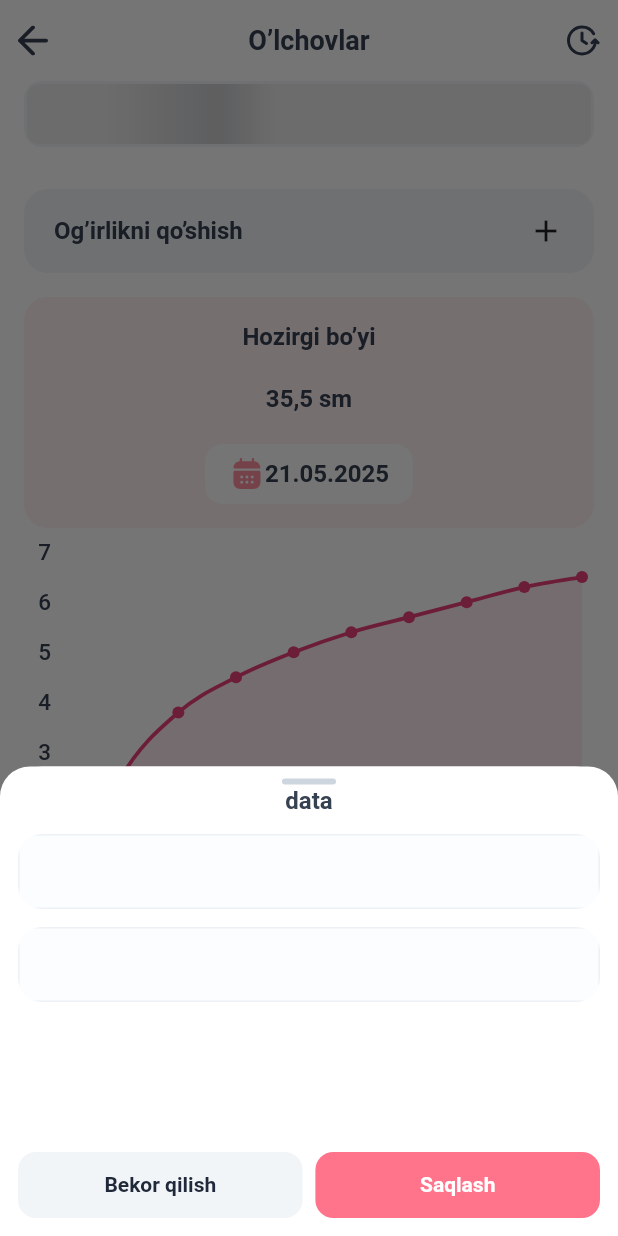
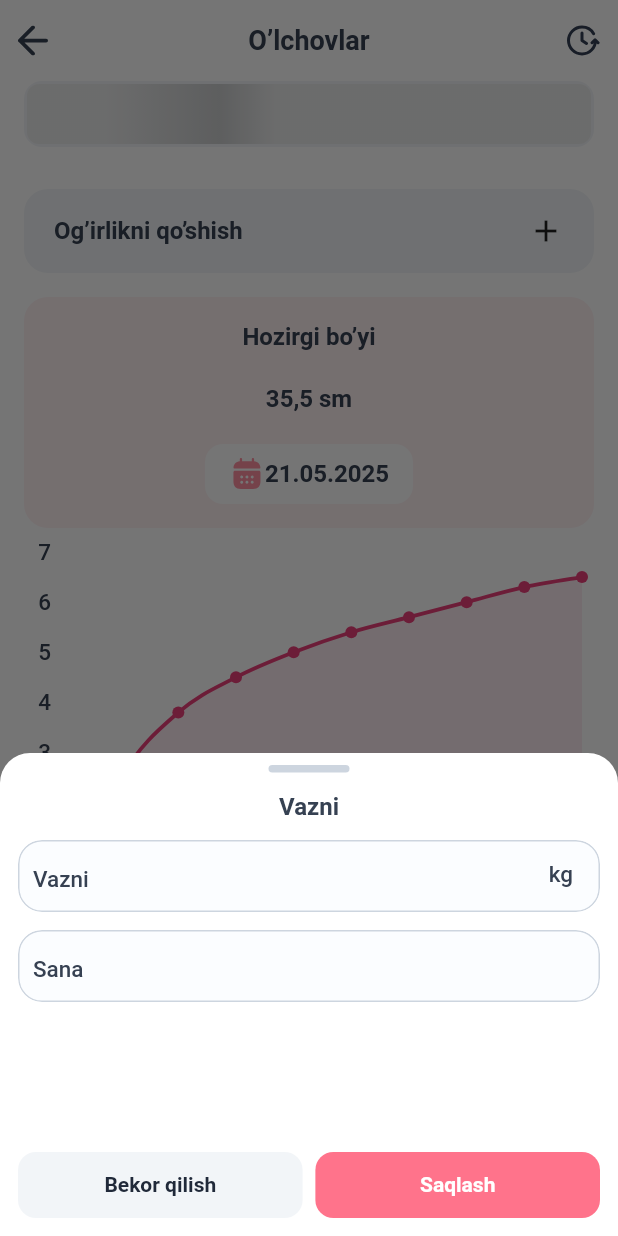
Before and after one commit to Zafarbek708k/mom_plus, a Flutter app: the screen it shows after launch, after a tap on the "add" icon, on a phone screen of 412 x 824 dp. Run offline on Flutter 3.47's test engine with Material 3 defaults, Android fonts, the phone set to English and light mode, and no system bars; drawn by our look-alikes of fl_chart; our stand-ins replace bloc, dio, equatable, flutter_bloc, flutter_svg, formz and 4 more; network calls fail.

Commit message:
configure data

```diff
--- a/lib/feature/common/presentation/widgets/w_bottom_sheet.dart
+++ b/lib/feature/common/presentation/widgets/w_bottom_sheet.dart
@@ -40,8 +40,8 @@ class WBottomSheet extends StatelessWidget {
               alignment: Alignment.center,
               decoration: BoxDecoration(color: topLineColor, borderRadius: BorderRadius.circular(20)),
               margin: const EdgeInsets.only(top: 8),
-              height: 4,
-              width: 36,
+              height: 5,
+              width: 54,
             ),
           ...children,
         ],
--- a/lib/feature/common/presentation/widgets/w_textfield.dart
+++ b/lib/feature/common/presentation/widgets/w_textfield.dart
@@ -1,7 +1,10 @@
 import 'package:flutter/material.dart';
 import 'package:flutter/services.dart';
+import 'package:flutter_svg/svg.dart';
+import 'package:mom_plus/core/constants/app_icons.dart';
 import 'package:mom_plus/core/theme/app_colors.dart';
 import 'package:mom_plus/core/utils/extension/context_extension.dart';
+import 'package:mom_plus/feature/common/presentation/widgets/animated_button.dart';
 
 class WTextField extends StatefulWidget {
   final bool? hasSearch;
@@ -22,8 +25,6 @@ class WTextField extends StatefulWidget {
   final TextStyle? labelTextStyle;
   final TextStyle? prefixStyle;
   final String prefixText;
-  final String suffixText; // Added for right side text
-  final TextStyle? suffixTextStyle; // Added for right side text style
   final bool? hideCounterText;
   final Widget? prefix;
   final EdgeInsets? prefixPadding;
@@ -101,10 +102,8 @@ class WTextField extends StatefulWidget {
     this.textStyle,
     this.hintText,
     this.hintTextStyle,
-    this.contentPadding = const EdgeInsets.symmetric(horizontal: 16, vertical: 16),
+    this.contentPadding = const EdgeInsets.only(top: 20, left: 16, bottom: 0),
     this.prefixText = '',
-    this.suffixText = '', // Added
-    this.suffixTextStyle, // Added
     this.prefix,
     this.prefixPadding = const EdgeInsets.all(2),
     this.suffix,
@@ -150,40 +149,39 @@ class WTextField extends StatefulWidget {
   State<WTextField> createState() => _WTextFieldState();
 }
 
-class _WTextFieldState extends State<WTextField> {
+class _WTextFieldState extends State<WTextField> with SingleTickerProviderStateMixin {
   late FocusNode focusNode;
   bool focused = false;
   bool hasText = false;
   bool isObscure = false;
+  bool showStroke = false;
+  late AnimationController animationController;
 
   @override
   void initState() {
+    animationController = AnimationController(vsync: this, duration: const Duration(milliseconds: 200));
     super.initState();
     if (widget.isObscure != null) {
       isObscure = widget.isObscure!;
     }
-    focusNode = widget.focusNode ?? FocusNode();
+    focusNode = FocusNode();
 
     focusNode.addListener(
       () => setState(() {
-        focused = focusNode.hasFocus;
+        focused = !focused;
       }),
     );
   }
 
   @override
   void dispose() {
-    if (widget.focusNode == null) {
     focusNode.dispose();
-    }
+
     super.dispose();
   }
 
   @override
   Widget build(BuildContext context) {
-    final bool hasPrefixText = widget.prefixText.isNotEmpty;
-    final bool hasSuffixText = widget.suffixText.isNotEmpty;
-
     return Container(
       margin: widget.margin,
       child: Column(
@@ -206,7 +204,6 @@ class _WTextFieldState extends State<WTextField> {
                             fontWeight: FontWeight.w500,
                           ),
                     ),
-                    if (widget.hintNextToTitle.isNotEmpty)
                     Text(
                       ' ${widget.hintNextToTitle}',
                       style:
@@ -217,46 +214,23 @@ class _WTextFieldState extends State<WTextField> {
                 ),
                 if (widget.suffixTitleWidget != null) widget.suffixTitleWidget!,
               ],
-            ),
-          if (widget.title.isNotEmpty) SizedBox(height: widget.sizeBetweenFieldTitle),
+            )
+          else
+            const SizedBox(),
+          SizedBox(height: widget.title.isNotEmpty ? widget.sizeBetweenFieldTitle : null),
           Container(
             height: widget.height,
             width: widget.width,
             decoration: BoxDecoration(
-              borderRadius: widget.detailedBorderRadius ?? BorderRadius.circular(widget.borderRadius),
+              borderRadius: widget.detailedBorderRadius ?? BorderRadius.circular(8),
+              color: Colors.transparent,
               boxShadow: widget.boxShadow,
             ),
-            child: Row(
+            child: Stack(
+              alignment: Alignment.topCenter,
               children: [
-                // Left side text (prefix)
-                if (hasPrefixText)
-                  Container(
-                    padding: const EdgeInsets.symmetric(horizontal: 16, vertical: 16),
-                    decoration: BoxDecoration(
-                      color: widget.fillColor ?? Colors.transparent,
-                      border: Border.all(color: _getBorderColor(), width: 1),
-                      borderRadius: BorderRadius.only(
-                        topLeft: Radius.circular(widget.borderRadius),
-                        bottomLeft: Radius.circular(widget.borderRadius),
-                      ),
-                    ),
-                    child: Center(
-                      child: Text(
-                        widget.prefixText,
-                        style:
-                            widget.prefixStyle ??
-                            Theme.of(context).textTheme.titleSmall!.copyWith(
-                              color: AppColors.darkBlue,
-                              fontSize: 14,
-                              fontWeight: FontWeight.w500,
-                            ),
-                      ),
-                    ),
-                  ),
-                // Text field
-                Expanded(
-                  child: ClipRRect(
-                    borderRadius: _getTextFieldBorderRadius(hasPrefixText, hasSuffixText),
+                ClipRRect(
+                  borderRadius: widget.detailedBorderRadius ?? BorderRadius.circular(widget.borderRadius),
                   child: TextFormField(
                     keyboardAppearance: context.theme.brightness,
                     cursorWidth: 1,
@@ -287,7 +261,7 @@ class _WTextFieldState extends State<WTextField> {
                       }
                       widget.onChanged(s);
                     },
-                      focusNode: focusNode,
+                    focusNode: widget.focusNode ?? focusNode,
                     style:
                         widget.textStyle ??
                         Theme.of(context).textTheme.titleSmall?.copyWith(fontSize: 14, fontWeight: FontWeight.w500),
@@ -296,7 +270,17 @@ class _WTextFieldState extends State<WTextField> {
                       labelText: widget.labelText,
                       labelStyle: widget.labelTextStyle,
                       floatingLabelAlignment: widget.floatingLabelAlignment,
-                        counterText: widget.hideCounterText == true ? '' : null,
+                      suffix: widget.suffix != null ? SizedBox(width: widget.suffixSize) : null,
+                      border: OutlineInputBorder(
+                        borderRadius: widget.detailedBorderRadius ?? BorderRadius.circular(widget.borderRadius),
+                        borderSide: BorderSide(
+                          width: 1,
+                          color:
+                              widget.hasError
+                                  ? Theme.of(context).colorScheme.error
+                                  : widget.enabledBorderColor ?? AppColors.white,
+                        ),
+                      ),
                       counterStyle: widget.counterStyle,
                       hintText: widget.hintText,
                       hintStyle:
@@ -307,56 +291,152 @@ class _WTextFieldState extends State<WTextField> {
                             fontWeight: FontWeight.w500,
                           ),
                       filled: true,
+                      prefixIcon:
+                          widget.hasSearch != null && widget.hasSearch!
+                              ? Padding(
+                                padding: const EdgeInsets.symmetric(horizontal: 12, vertical: 10),
+                                child: SvgPicture.asset(AppIcons.edit),
+                              )
+                              : widget.prefix,
                       fillColor:
                           focused
                               ? widget.focusColor
-                                : widget.disabledColor != null && !focused
+                              : widget.disabledColor != null
                               ? widget.controller != null && widget.controller!.text.isNotEmpty
                                   ? widget.fillColor ?? Colors.transparent
                                   : widget.disabledColor
                               : widget.fillColor ?? Colors.transparent,
                       contentPadding: widget.contentPadding,
-                        border: OutlineInputBorder(
-                          borderRadius: BorderRadius.zero,
-                          borderSide: BorderSide(width: 1, color: _getBorderColor()),
+                      disabledBorder: OutlineInputBorder(
+                        borderRadius: widget.detailedBorderRadius ?? BorderRadius.circular(widget.borderRadius),
+                        borderSide: BorderSide(
+                          width: 1,
+                          color:
+                              widget.hasBorderColor != null && widget.hasBorderColor!
+                                  ? widget.borderColor ?? Colors.transparent
+                                  : widget.hasError
+                                  ? Theme.of(context).colorScheme.error
+                                  : widget.disabledBorderColor ?? widget.borderColor ?? Colors.transparent,
                         ),
-                        disabledBorder: OutlineInputBorder(
-                          borderRadius: BorderRadius.zero,
-                          borderSide: BorderSide(width: 1, color: _getBorderColor()),
                       ),
                       enabledBorder: OutlineInputBorder(
-                          borderRadius: BorderRadius.zero,
-                          borderSide: BorderSide(width: 1, color: _getBorderColor()),
+                        borderRadius: widget.detailedBorderRadius ?? BorderRadius.circular(widget.borderRadius),
+                        borderSide: BorderSide(
+                          width: 1,
+                          color:
+                              widget.hasBorderColor != null && widget.hasBorderColor!
+                                  ? widget.borderColor ?? Colors.transparent
+                                  : widget.hasError
+                                  ? AppColors.darkRed
+                                  : widget.disabledBorderColor ?? widget.enabledBorderColor ?? Colors.transparent,
+                        ),
                       ),
                       focusedBorder: OutlineInputBorder(
-                          borderRadius: BorderRadius.zero,
-                          borderSide: BorderSide(width: 1, color: _getBorderColor()),
+                        borderRadius: widget.detailedBorderRadius ?? BorderRadius.circular(widget.borderRadius),
+                        borderSide: BorderSide(
+                          width: 1,
+                          color:
+                              widget.hasBorderColor != null && !widget.hasBorderColor!
+                                  ? widget.borderColor ?? Colors.transparent
+                                  : widget.hasError
+                                  ? AppColors.darkRed
+                                  : widget.borderColor ?? Colors.transparent,
                         ),
                       ),
                     ),
                   ),
                 ),
-                // Right side text (suffix)
-                if (hasSuffixText)
-                  Container(
-                    padding: const EdgeInsets.symmetric(horizontal: 16, vertical: 16),
-                    decoration: BoxDecoration(
-                      color: widget.fillColor ?? Colors.transparent,
-                      border: Border.all(color: _getBorderColor(), width: 1),
-                      borderRadius: BorderRadius.only(
-                        topRight: Radius.circular(widget.borderRadius),
-                        bottomRight: Radius.circular(widget.borderRadius),
+                if (widget.prefixText.isNotEmpty)
+                  AnimatedPositioned(
+                    top:
+                        focused
+                            ? 7
+                            : widget.controller!.text.isNotEmpty
+                            ? 7
+                            : widget.topPrefixPadding ?? 12,
+                    left: 16,
+                    duration: const Duration(milliseconds: 200),
+                    child: Padding(
+                      padding: widget.prefixPadding ?? EdgeInsets.zero,
+                      child: AnimatedDefaultTextStyle(
+                        style:
+                            widget.prefixStyle ??
+                            Theme.of(context).textTheme.displayLarge!.copyWith(
+                              fontSize:
+                                  focused
+                                      ? 11
+                                      : widget.controller!.text.isNotEmpty
+                                      ? 11
+                                      : 14,
+                            ),
+                        duration: const Duration(milliseconds: 200),
+                        child: Text(widget.prefixText),
                       ),
                     ),
+                  )
+                else
+                  const SizedBox(),
+                Positioned(
+                  top: 0,
+                  bottom: 0,
+                  right: widget.suffixRightPosition ?? 0,
+                  child:
+                      widget.hasClearButton != null && widget.hasClearButton!
+                          ? widget.controller != null && widget.controller!.text.isNotEmpty
+                              ? GestureDetector(
+                                onTap: () {
+                                  setState(() {});
+                                  widget.controller!.clear();
+                                },
+                                child: Padding(
+                                  padding: const EdgeInsets.symmetric(horizontal: 8),
+                                  child: SvgPicture.asset(AppIcons.edit),
+                                ),
+                              )
+                              : const SizedBox()
+                          : Padding(
+                            padding: widget.suffixPadding ?? const EdgeInsets.all(8.0),
+                            child: widget.suffix ?? const SizedBox(),
+                          ),
+                ),
+                Positioned(
+                  // top: 0,
+                  right: 8,
+                  child:
+                      widget.isObscure == null
+                          ? widget.suffixIcon != null
+                              ? AnimatedButton(
+                                onTap: () {},
+                                child: Padding(
+                                  padding: widget.suffixPadding!,
+                                  child: SvgPicture.asset(widget.suffixIcon!),
+                                ),
+                              )
+                              : const SizedBox()
+                          : GestureDetector(
+                            onTap: () {
+                              setState(() {
+                                isObscure = !isObscure;
+                              });
+                              if (showStroke) {
+                                showStroke = false;
+                                animationController.forward();
+                              } else {
+                                showStroke = true;
+                                animationController.reverse();
+                              }
+                            },
+                            child: Container(
+                              alignment: Alignment.center,
+                              margin: const EdgeInsets.only(top: 10),
+                              width: 24,
+                              height: 24,
                               child: Center(
-                      child: Text(
-                        widget.suffixText,
-                        style:
-                            widget.suffixTextStyle ??
-                            Theme.of(context).textTheme.titleSmall!.copyWith(
-                              color: AppColors.gray,
-                              fontSize: 14,
-                              fontWeight: FontWeight.w500,
+                                child: AnimatedBuilder(
+                                  animation: animationController,
+                                  child: SvgPicture.asset(isObscure ? AppIcons.edit : AppIcons.edit),
+                                  builder: (context, child) => SizedBox(width: 24, height: 24, child: child),
+                                ),
                               ),
                             ),
                           ),
@@ -368,34 +448,4 @@ class _WTextFieldState extends State<WTextField> {
       ),
     );
   }
-
-  Color _getBorderColor() {
-    if (widget.hasError) {
-      return widget.errorColor ?? AppColors.darkRed;
 }
-    if (focused) {
-      return widget.borderColor ?? AppColors.darkBlue;
-    }
-    if (widget.hasBorderColor != null && widget.hasBorderColor!) {
-      return widget.borderColor ?? AppColors.gray.withValues(alpha: 0.3);
-    }
-    return widget.enabledBorderColor ?? AppColors.gray.withValues(alpha: 0.3);
-  }
-
-  BorderRadius _getTextFieldBorderRadius(bool hasPrefix, bool hasSuffix) {
-    if (hasPrefix && hasSuffix) {
-      return BorderRadius.zero;
-    } else if (hasPrefix) {
-      return BorderRadius.only(
-        topRight: Radius.circular(widget.borderRadius),
-        bottomRight: Radius.circular(widget.borderRadius),
-      );
-    } else if (hasSuffix) {
-      return BorderRadius.only(
-        topLeft: Radius.circular(widget.borderRadius),
-        bottomLeft: Radius.circular(widget.borderRadius),
-      );
-    }
-    return BorderRadius.circular(widget.borderRadius);
-  }
-}
--- a/lib/feature/home/presentation/bottom_sheets/configure_data_bottom_sheet.dart
+++ b/lib/feature/home/presentation/bottom_sheets/configure_data_bottom_sheet.dart
@@ -1,39 +1,61 @@
 import 'package:flutter/material.dart';
+import 'package:mom_plus/core/constants/app_icons.dart';
 import 'package:mom_plus/core/theme/app_colors.dart';
+import 'package:mom_plus/core/utils/enums/main_items.dart';
 import 'package:mom_plus/core/utils/extension/context_extension.dart';
 import 'package:mom_plus/feature/common/presentation/widgets/w_bottom_sheet.dart';
 import 'package:mom_plus/feature/common/presentation/widgets/w_button.dart';
 import 'package:mom_plus/feature/common/presentation/widgets/w_textfield.dart';
 
 class ConfigureDataBottomSheet extends StatelessWidget {
-  const ConfigureDataBottomSheet({super.key});
+  const ConfigureDataBottomSheet({super.key, required this.info});
+
+  final MainItems info;
 
   @override
   Widget build(BuildContext context) {
     return WBottomSheet(
       hasTopLine: true,
       children: [
-        Center(child: Text("data", style: context.textTheme.bodyLarge)),
+        const SizedBox(height: 12),
+        Center(child: Text(info.title, style: context.textTheme.bodyLarge)),
         const SizedBox(height: 12),
         Padding(
           padding: const EdgeInsets.symmetric(horizontal: 12.0),
           child: WTextField(
+            borderRadius: 16,
+            hasBorderColor: true,
+            borderColor: AppColors.gray,
+            fillColor: AppColors.textField,
+            prefix: Padding(
+              padding: const EdgeInsets.only(top: 16.0, left: 10),
+              child: Text(info.title, style: context.textTheme.bodyMedium),
+            ),
+            suffix: Padding(
+              padding: const EdgeInsets.only(right: 10, top: 5),
+              child: Text(info.unit, style: context.textTheme.bodyMedium),
+            ),
+
             onChanged: (value) {
               debugPrint("");
             },
-            fillColor: AppColors.textField,
-            borderRadius: 16,
           ),
         ),
         const SizedBox(height: 12),
         Padding(
           padding: const EdgeInsets.symmetric(horizontal: 12.0),
           child: WTextField(
+            borderRadius: 16,
+            hasBorderColor: true,
+            borderColor: AppColors.gray,
+            fillColor: AppColors.textField,
+            prefix: Padding(
+              padding: const EdgeInsets.only(top: 16.0, left: 10),
+              child: Text("Sana", style: context.textTheme.bodyMedium),
+            ),
             onChanged: (value) {
               debugPrint("");
             },
-            fillColor: AppColors.textField,
-            borderRadius: 16,
           ),
         ),
         SizedBox(height: 100),
--- a/lib/feature/home/presentation/pages/history.dart
+++ b/lib/feature/home/presentation/pages/history.dart
@@ -44,7 +44,10 @@ class _HistoryState extends State<History> {
       ),
       body: BlocBuilder<HomeBloc, HomeState>(
         builder: (context, state) {
-          if (state.historyStatus.isInitial) {
+          if (state.historyStatus.isFailure) {
+            return Center(child: Text("Something went wrong", style: context.textTheme.bodySmall));
+          }
+          if (!state.historyStatus.isSuccess) {
             return LoadingUi();
           }
 
@@ -52,7 +55,6 @@ class _HistoryState extends State<History> {
             padding: EdgeInsets.symmetric(horizontal: 16),
             itemCount: state.histories.length,
             itemBuilder: (context, index) {
-              log("index=$index");
               final item = state.histories[index];
 
               return Column(
--- a/lib/feature/home/presentation/pages/home.dart
+++ b/lib/feature/home/presentation/pages/home.dart
@@ -70,7 +70,6 @@ class _HomeState extends State<Home> with SingleTickerProviderStateMixin, HomeMi
           controller: _tabController,
           onTap: (value) {
             _selectedView.value = MainItems.values[value];
-            log("Index: $value");
           },
         ),
       ),
@@ -103,7 +102,7 @@ class _HomeState extends State<Home> with SingleTickerProviderStateMixin, HomeMi
                             enableDrag: false,
                             context: context,
                             builder: (context) {
-                              return ConfigureDataBottomSheet();
+                              return ConfigureDataBottomSheet(info: _selectedView.value);
                             },
                           );
                         },
@@ -115,7 +114,7 @@ class _HomeState extends State<Home> with SingleTickerProviderStateMixin, HomeMi
                             enableDrag: false,
                             context: context,
                             builder: (context) {
-                              return ConfigureDataBottomSheet();
+                              return ConfigureDataBottomSheet(info: _selectedView.value);
                             },
                           );
                         },
```
Lines whose indentation alone changed are shown as unchanged.
